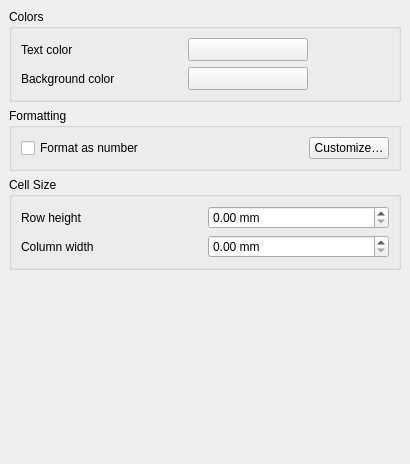
The window that src/ui/qgstableeditorformattingwidgetbase.ui (carsmie/QGIS) describes before a commit, drawn with Qt 5.
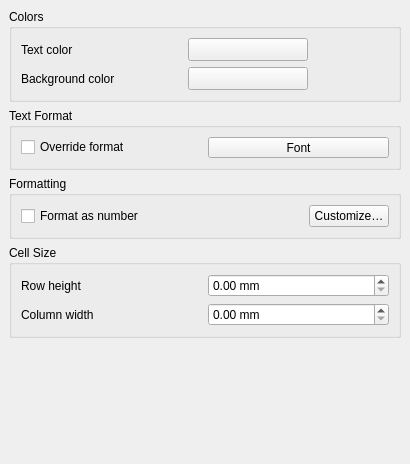
The same window after the commit. Custom widgets are drawn as their Qt base class.

Commit message: Expose text format override options to table editor widget

What changed in the file:
```diff
--- a/src/ui/qgstableeditorformattingwidgetbase.ui
+++ b/src/ui/qgstableeditorformattingwidgetbase.ui
@@ -130,6 +130,35 @@
          </layout>
         </widget>
        </item>
+       <item>
+        <widget class="QGroupBox" name="groupBox">
+         <property name="title">
+          <string>Text Format</string>
+         </property>
+         <layout class="QGridLayout" name="gridLayout">
+          <item row="0" column="0">
+           <widget class="QCheckBox" name="mTextFormatCheckBox">
+            <property name="text">
+             <string>Override format</string>
+            </property>
+           </widget>
+          </item>
+          <item row="0" column="1">
+           <widget class="QgsFontButton" name="mFontButton">
+            <property name="sizePolicy">
+             <sizepolicy hsizetype="Preferred" vsizetype="Fixed">
+              <horstretch>0</horstretch>
+              <verstretch>0</verstretch>
+             </sizepolicy>
+            </property>
+            <property name="text">
+             <string>Font</string>
+            </property>
+           </widget>
+          </item>
+         </layout>
+        </widget>
+       </item>
        <item>
         <widget class="QGroupBox" name="groupBox_7">
          <property name="focusPolicy">
@@ -234,23 +263,28 @@
   </layout>
  </widget>
  <customwidgets>
-  <customwidget>
-   <class>QgsScrollArea</class>
-   <extends>QScrollArea</extends>
-   <header>qgsscrollarea.h</header>
-   <container>1</container>
-  </customwidget>
-  <customwidget>
-   <class>QgsColorButton</class>
-   <extends>QToolButton</extends>
-   <header>qgscolorbutton.h</header>
-   <container>1</container>
-  </customwidget>
   <customwidget>
    <class>QgsDoubleSpinBox</class>
    <extends>QDoubleSpinBox</extends>
    <header>qgsdoublespinbox.h</header>
   </customwidget>
+  <customwidget>
+   <class>QgsColorButton</class>
+   <extends>QToolButton</extends>
+   <header>qgscolorbutton.h</header>
+   <container>1</container>
+  </customwidget>
+  <customwidget>
+   <class>QgsScrollArea</class>
+   <extends>QScrollArea</extends>
+   <header>qgsscrollarea.h</header>
+   <container>1</container>
+  </customwidget>
+  <customwidget>
+   <class>QgsFontButton</class>
+   <extends>QToolButton</extends>
+   <header>qgsfontbutton.h</header>
+  </customwidget>
  </customwidgets>
  <tabstops>
   <tabstop>scrollArea</tabstop>
```
The commit also changes 10 other files.
